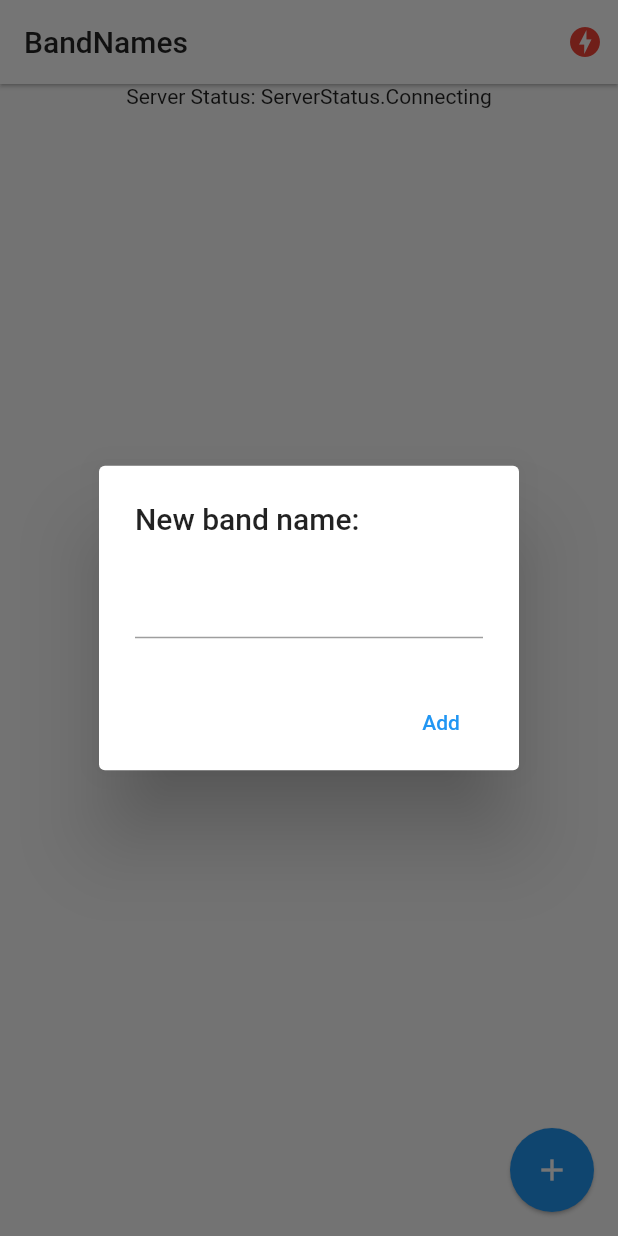
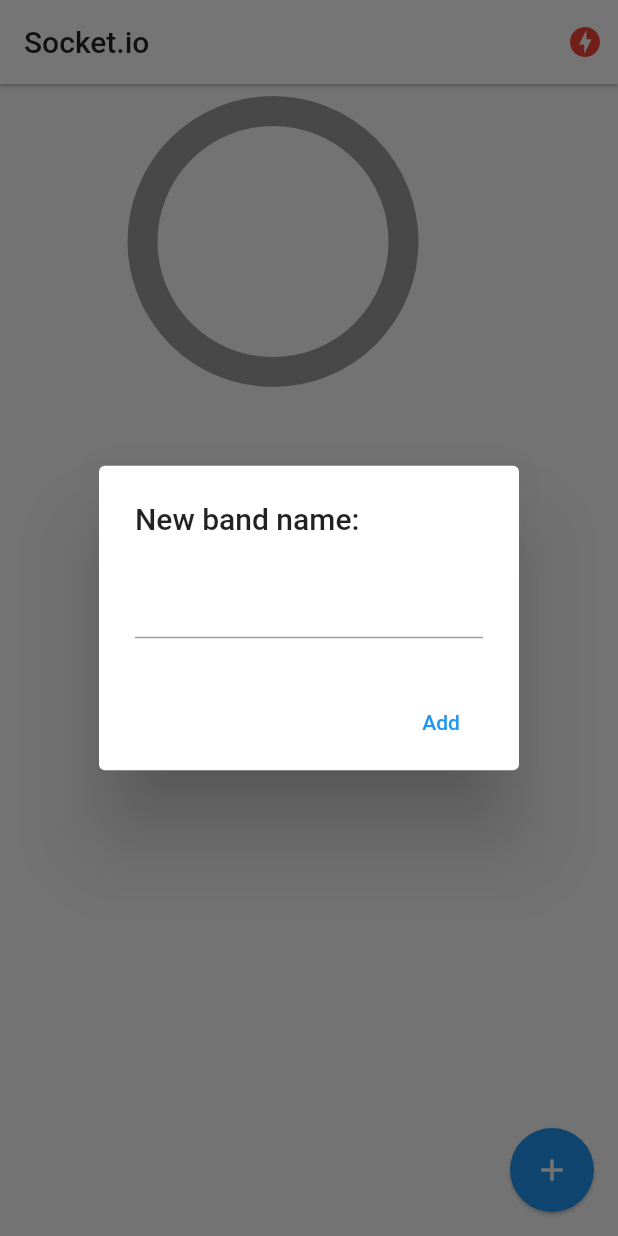
Before and after one commit to willy1096/flutter-socket, a Flutter app: the screen it shows after launch, after a tap on the "add" icon, on a phone screen of 412 x 824 dp. Run offline on Flutter 3.47's test engine with Material 2 defaults, Android fonts, the phone set to English and light mode, and no system bars; drawn by our look-alikes of pie_chart; our stand-ins replace socket_io_client; network calls fail.

Commit message:
ajustes de node

```diff
--- a/lib/main.dart
+++ b/lib/main.dart
@@ -1,29 +1,27 @@
-import 'package:band_names/pages/home.dart';
-import 'package:band_names/pages/status.dart';
 import 'package:band_names/services/socket_service.dart';
 import 'package:flutter/material.dart';
 import 'package:provider/provider.dart';
 
-void main() {
-  runApp(MyApp());
-}
+import 'package:band_names/pages/home.dart';
+import 'package:band_names/pages/status.dart';
+
+void main() => runApp(MyApp());
 
 class MyApp extends StatelessWidget {
-  // This widget is the root of your application.
   @override
   Widget build(BuildContext context) {
     return MultiProvider(
       providers: [
-        ChangeNotifierProvider(create: (_) => SocketService() ),
+        ChangeNotifierProvider(create: ( _ ) => SocketService() )
       ],
       child: MaterialApp(
         debugShowCheckedModeBanner: false,
-        title: 'Flutter Demo',
-        initialRoute:'/home',
-        routes:{
-          '/home':  (_) =>  HomePage(),
-          '/status':(_) => StatusPage()
-        }
+        title: 'Material App',
+        initialRoute: 'home',
+        routes: {
+          'home': ( _ ) => HomePage(),
+          'status': ( _ ) => StatusPage()
+        },
       ),
     );
   }
--- a/lib/models/band.dart
+++ b/lib/models/band.dart
@@ -1,3 +1,5 @@
+
+
 class Band {
 
   String id;
@@ -17,4 +19,6 @@ class Band {
       votes: obj.containsKey('votes') ? obj['votes'] : 'no-votes'
     );
 
+
+
 }
--- a/lib/pages/home.dart
+++ b/lib/pages/home.dart
@@ -51,7 +51,7 @@ class _HomePageState extends State<HomePage> {
 
     return Scaffold(
       appBar: AppBar(
-        title: Text('BandNames', style: TextStyle( color: Colors.black87 ) ),
+        title: Text('Socket.io', style: TextStyle( color: Colors.black87 ) ),
         backgroundColor: Colors.white,
         elevation: 1,
         actions: <Widget>[
@@ -66,8 +66,8 @@ class _HomePageState extends State<HomePage> {
       body: Column(
         children: <Widget>[
 
-          // _showGraph(),
-          Text('Server Status: ${socketService.serverStatus}'),
+          _showGraph(),
+
           Expanded(
             child: ListView.builder(
               itemCount: bands.length,
@@ -98,7 +98,7 @@ class _HomePageState extends State<HomePage> {
         color: Colors.red,
         child: Align(
           alignment: Alignment.centerLeft,
-          child: Text('Delete Band', style: TextStyle( color: Colors.white) ),
+          child: Text('Delete Lenguaje', style: TextStyle( color: Colors.white) ),
         )
       ),
       child: ListTile(
@@ -186,10 +186,10 @@ class _HomePageState extends State<HomePage> {
     final List<Color> colorList = [
       Colors.blue[50],
       Colors.blue[200],
-      Colors.pink[50],
-      Colors.pink[200],
-      Colors.yellow[50],
-      Colors.yellow[200],
+      Colors.deepPurple,
+      Colors.deepPurpleAccent,
+      Colors.orangeAccent,
+      Colors.orange,
     ];
 
     return Container(
@@ -197,7 +197,7 @@ class _HomePageState extends State<HomePage> {
       width: double.infinity,
       height: 200,
       child: PieChart(
-          dataMap: dataMap!=null?dataMap:[{'name':20.0}],
+          dataMap: dataMap!=null?dataMap:[{'votes':20.0}],
           animationDuration: Duration(milliseconds: 800),
           showChartValuesInPercentage: true,
           showChartValues: true,
--- a/lib/services/socket_service.dart
+++ b/lib/services/socket_service.dart
@@ -1,13 +1,15 @@
 import 'package:flutter/material.dart';
+
 import 'package:socket_io_client/socket_io_client.dart' as IO;
 
-enum ServerStatus{
+enum ServerStatus {
   Online,
   Offline,
   Connecting
 }
 
-class SocketService with ChangeNotifier{
+
+class SocketService with ChangeNotifier {
 
   ServerStatus _serverStatus = ServerStatus.Connecting;
   IO.Socket _socket;
@@ -22,44 +24,24 @@ class SocketService with ChangeNotifier{
     this._initConfig();
   }
 
-  void _initConfig(){
+  void _initConfig() {
 
-    this._socket = IO.io('http://localhost:3000/', <String, dynamic>{
-      'timeout': 1000,
-      'reconnectDelay': 3000,
+    // Dart client
+    this._socket = IO.io('https://flutter-server-ios-android.herokuapp.com/', {
       'transports': ['websocket'],
-      'upgrade': false,
-      'autoConnect': true,
+      'autoConnect': true
     });
 
-
-
-    this._socket.onConnect((_){
-       print('connect');
-       this._serverStatus = ServerStatus.Online;
-       notifyListeners();
+    this._socket.on('connect', (_) {
+      this._serverStatus = ServerStatus.Online;
+      notifyListeners();
     });
 
-    socket.onConnectError((data) {
-      print("socket connect exception :$data");
-    });
-
-    socket.onConnectTimeout((data) {
-      print("onConnectTimeout: $data");
-    });
-    socket.onReconnectError((data) {
-      print("onReconnectError: $data");
-    });
-
-    this._socket.onDisconnect((_) {
-      print('disconnect');
+    this._socket.on('disconnect', (_) {
       this._serverStatus = ServerStatus.Offline;
       notifyListeners();
     });
 
-
-
-
   }
 
 }
```
Also changed, not shown: lib/pages/status.dart (+27 -10 lines).
